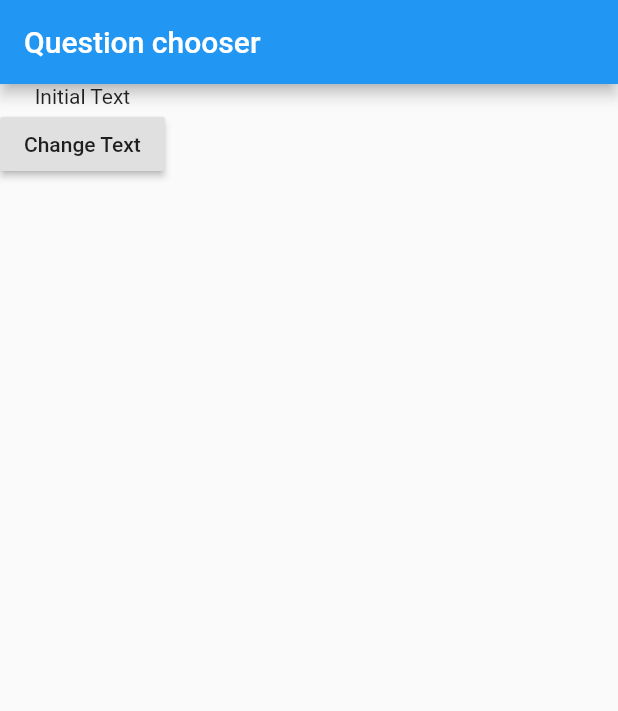
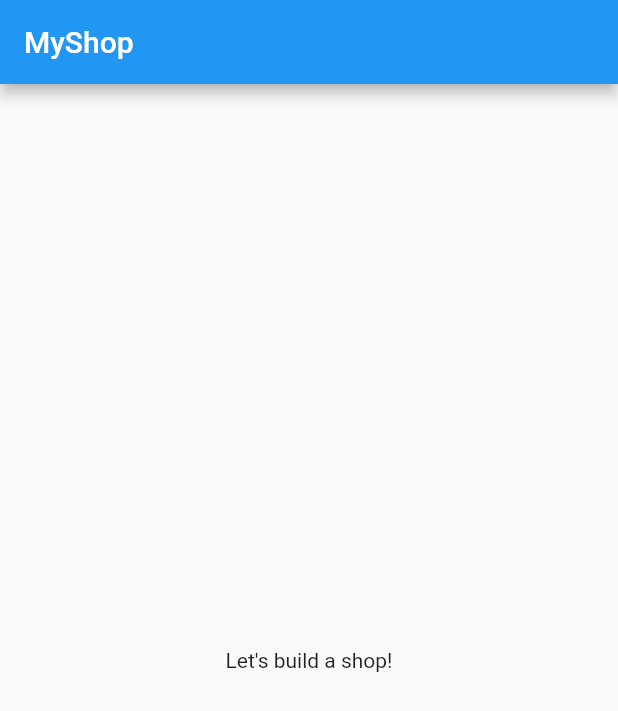
Before and after one commit to infinitizon/udemy_training, a Flutter app: the screen it shows after launch, on a phone screen of 412 x 824 dp. Shown: the top 711 px of the screen. Run offline on Flutter 3.47's test engine with Material 2 defaults, Android fonts, the phone set to English and light mode, and no system bars.

```diff
--- a/lib/TextControl.dart
+++ /dev/null
@@ -1,14 +0,0 @@
-import 'package:flutter/material.dart';
-
-class TextControl extends StatelessWidget {
-  final Function changeText;
-  TextControl(this.changeText);
-
-  @override
-  Widget build(BuildContext context) {
-    return RaisedButton(
-      child: Text('Change Text'),
-      onPressed: changeText,
-    );
-  }
-}
--- a/lib/main.dart
+++ b/lib/main.dart
@@ -1,40 +1,30 @@
 import 'package:flutter/material.dart';
-
-import './TextControl.dart';
-import './TextOutput.dart';
 
 void main() => runApp(MyApp());
 
-class MyApp extends StatefulWidget {
+class MyApp extends StatelessWidget {
   @override
-  State<StatefulWidget> createState() {
-    return _MyAppState();
+  Widget build(BuildContext context) {
+    return MaterialApp(
+      title: 'MyShop',
+      theme: ThemeData(
+        primarySwatch: Colors.blue,
+      ),
+      home: MyHomePage(),
+    );
   }
 }
 
-class _MyAppState extends State<MyApp> {
-  var _myText = 'Initial Text';
-  var _counter = 0;
-  void _changeText() {
-    setState(() {
-      _counter +=1;
-      _myText = 'Changed Text ' + _counter.toString();
-    });
-  }
-
+class MyHomePage extends StatelessWidget {
   @override
   Widget build(BuildContext context) {
-    return MaterialApp(
-      home: Scaffold(
-          appBar: AppBar(
-            title: Text('Question chooser'),
-          ),
-          body: Column(
-            children: <Widget>[
-              TextOutput(_myText),
-              TextControl(_changeText),
-            ],
-          )),
+    return Scaffold(
+      appBar: AppBar(
+        title: Text('MyShop'),
+      ),
+      body: Center(
+        child: Text('Let\'s build a shop!'),
+      ),
     );
   }
 }
--- a/lib/TextOutput.dart
+++ b/lib/screens/products_overview_screen.dart
@@ -1,13 +1,10 @@
 import 'package:flutter/material.dart';
 
-class TextOutput extends StatelessWidget {
-  final myText;
-  TextOutput(this.myText);
-
+class ProductsOverviewScreen extends StatelessWidget {
   @override
   Widget build(BuildContext context) {
     return Container(
-      child: Text(myText),
+
     );
   }
 }
--- a/pubspec.yaml
+++ b/pubspec.yaml
@@ -1,4 +1,4 @@
-name: flutter_assignment
+name: flutter_complete_guide
 description: A new Flutter project.
 
 # The following defines the version and build number for your application.
@@ -30,7 +30,7 @@ dev_dependencies:
 
 
 # For information on the generic Dart part of this file, see the
-# following page: https://dart.dev/tools/pub/pubspec
+# following page: https://www.dartlang.org/tools/pub/pubspec
 
 # The following section is specific to Flutter.
 flutter:
```
Also changed, not shown: lib/models/product.dart (added, +19 -0 lines), 1 other file.
